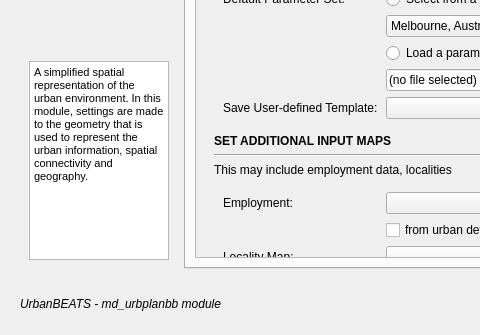
Above: gui/md_urbplanbbgui.ui from petermbach/urbanbeats-pss before the change; both pictures show x 0 to 480 and y 265 to 600 of the 827 by 600 pixel window. Below: the same form after it.
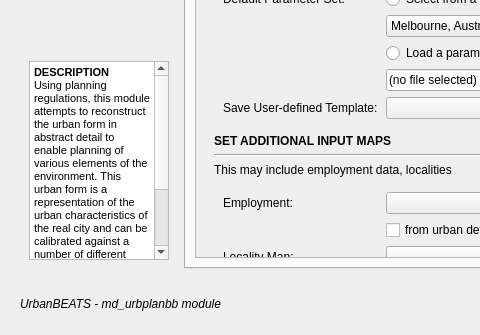
That is the form after the change. Icons and pictures are not drawn.

Commit message: Fixed layout issues in the GUIs, added more accurate description to urban planning module's window.

```diff
--- a/gui/md_urbplanbbgui.ui
+++ b/gui/md_urbplanbbgui.ui
@@ -211,7 +211,8 @@
 &lt;html&gt;&lt;head&gt;&lt;meta name=&quot;qrichtext&quot; content=&quot;1&quot; /&gt;&lt;style type=&quot;text/css&quot;&gt;
 p, li { white-space: pre-wrap; }
 &lt;/style&gt;&lt;/head&gt;&lt;body style=&quot; font-family:'MS Shell Dlg 2'; font-size:8.25pt; font-weight:400; font-style:normal;&quot;&gt;
-&lt;p style=&quot; margin-top:0px; margin-bottom:0px; margin-left:0px; margin-right:0px; -qt-block-indent:0; text-indent:0px;&quot;&gt;&lt;span style=&quot; font-size:8pt;&quot;&gt;A simplified spatial representation of the urban environment. In this module, settings are made to the geometry that is used to represent the urban information, spatial connectivity and geography.&lt;/span&gt;&lt;/p&gt;&lt;/body&gt;&lt;/html&gt;</string>
+&lt;p style=&quot; margin-top:0px; margin-bottom:0px; margin-left:0px; margin-right:0px; -qt-block-indent:0; text-indent:0px;&quot;&gt;&lt;span style=&quot; font-size:8pt; font-weight:600;&quot;&gt;DESCRIPTION&lt;/span&gt;&lt;/p&gt;
+&lt;p style=&quot; margin-top:0px; margin-bottom:0px; margin-left:0px; margin-right:0px; -qt-block-indent:0; text-indent:0px;&quot;&gt;&lt;span style=&quot; font-size:8pt;&quot;&gt;Using planning regulations, this module attempts to reconstruct the urban form in abstract detail to enable planning of various elements of the environment. This urban form is a representation of the urban characteristics of the real city and can be calibrated against a number of different summary metrics including impervious areas, roof areas, paved areas, building counts, housing occupancy, car parking space, etc.&lt;/span&gt;&lt;/p&gt;&lt;/body&gt;&lt;/html&gt;</string>
            </property>
           </widget>
          </item>
```
The commit also changes 5 other files.
